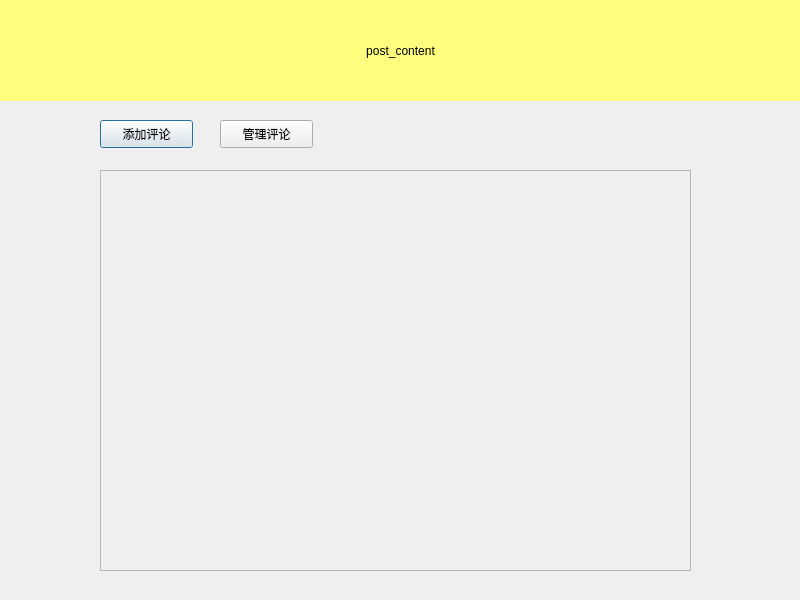
Qt form Forum/post.ui (snailccc/Forum) before a commit.
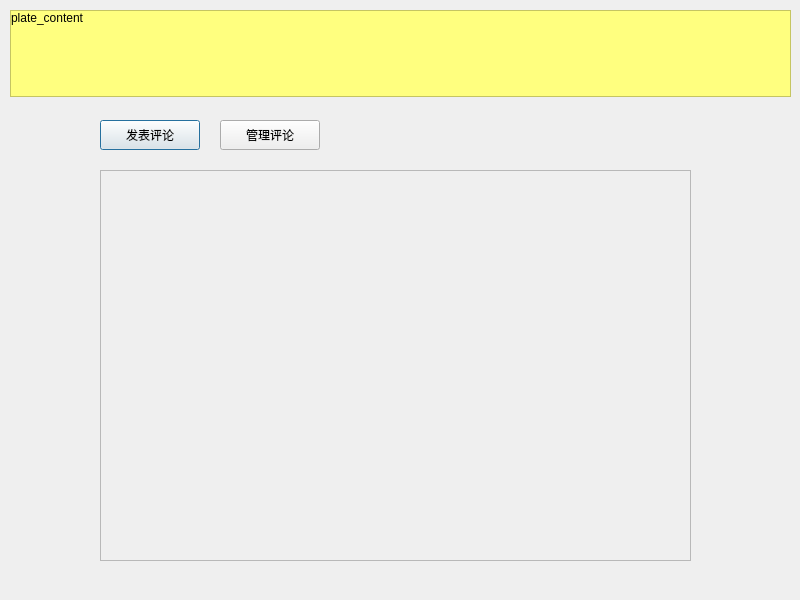
The same form after that commit.

Commit message: finish the basic post public function

```diff
--- a/Forum/post.ui
+++ b/Forum/post.ui
@@ -13,40 +13,86 @@
   <property name="windowTitle">
    <string>Dialog</string>
   </property>
-  <widget class="QWidget" name="horizontalLayoutWidget">
+  <widget class="QPushButton" name="add">
    <property name="geometry">
     <rect>
-     <x>0</x>
-     <y>0</y>
-     <width>801</width>
-     <height>101</height>
+     <x>100</x>
+     <y>120</y>
+     <width>100</width>
+     <height>30</height>
     </rect>
    </property>
-   <layout class="QHBoxLayout" name="horizontalLayout">
-    <item>
-     <widget class="QLabel" name="post_content">
+   <property name="text">
+    <string>发表评论</string>
+   </property>
+  </widget>
+  <widget class="QPushButton" name="manage">
+   <property name="geometry">
+    <rect>
+     <x>220</x>
+     <y>120</y>
+     <width>100</width>
+     <height>30</height>
+    </rect>
+   </property>
+   <property name="text">
+    <string>管理评论</string>
+   </property>
+  </widget>
+  <widget class="QScrollArea" name="scrollArea">
+   <property name="geometry">
+    <rect>
+     <x>10</x>
+     <y>10</y>
+     <width>781</width>
+     <height>87</height>
+    </rect>
+   </property>
       <property name="styleSheet">
        <string notr="true">background-color: rgb(255, 255, 127);</string>
       </property>
+   <property name="widgetResizable">
+    <bool>true</bool>
+   </property>
+   <widget class="QWidget" name="scrollAreaWidgetContents_2">
+    <property name="geometry">
+     <rect>
+      <x>0</x>
+      <y>0</y>
+      <width>779</width>
+      <height>85</height>
+     </rect>
+    </property>
+    <widget class="QLabel" name="post_content">
+     <property name="geometry">
+      <rect>
+       <x>0</x>
+       <y>0</y>
+       <width>771</width>
+       <height>431</height>
+      </rect>
+     </property>
       <property name="text">
-       <string>post_content</string>
+      <string>plate_content</string>
       </property>
       <property name="alignment">
-       <set>Qt::AlignCenter</set>
-      </property>
-     </widget>
-    </item>
-   </layout>
-  </widget>
-  <widget class="QScrollArea" name="commentGroup">
+      <set>Qt::AlignLeading|Qt::AlignLeft|Qt::AlignTop</set>
+     </property>
+    </widget>
+   </widget>
+  </widget>
+  <widget class="QWidget" name="verticalLayoutWidget">
    <property name="geometry">
     <rect>
      <x>100</x>
      <y>170</y>
      <width>591</width>
-     <height>401</height>
+     <height>391</height>
     </rect>
    </property>
+   <layout class="QVBoxLayout" name="main_layout">
+    <item>
+     <widget class="QScrollArea" name="scrollArea_2">
    <property name="widgetResizable">
     <bool>true</bool>
    </property>
@@ -55,37 +101,29 @@
      <rect>
       <x>0</x>
       <y>0</y>
-      <width>589</width>
-      <height>399</height>
-     </rect>
-    </property>
-   </widget>
-  </widget>
-  <widget class="QPushButton" name="add">
+         <width>587</width>
+         <height>387</height>
+        </rect>
+       </property>
+       <widget class="QWidget" name="verticalLayoutWidget_2">
    <property name="geometry">
     <rect>
-     <x>100</x>
-     <y>120</y>
-     <width>93</width>
-     <height>28</height>
-    </rect>
-   </property>
-   <property name="text">
-    <string>添加评论</string>
-   </property>
-  </widget>
-  <widget class="QPushButton" name="manage">
-   <property name="geometry">
-    <rect>
-     <x>220</x>
-     <y>120</y>
-     <width>93</width>
-     <height>28</height>
-    </rect>
-   </property>
-   <property name="text">
-    <string>管理评论</string>
-   </property>
+          <x>0</x>
+          <y>0</y>
+          <width>591</width>
+          <height>391</height>
+         </rect>
+        </property>
+        <layout class="QVBoxLayout" name="commentGroup">
+         <property name="sizeConstraint">
+          <enum>QLayout::SetMinAndMaxSize</enum>
+         </property>
+        </layout>
+       </widget>
+      </widget>
+     </widget>
+    </item>
+   </layout>
   </widget>
  </widget>
  <resources/>
```
Left out of the diff: 4 changed lines with no effect on the pictures. Lines whose indentation alone changed are shown as unchanged. The commit also changes 17 other files.
